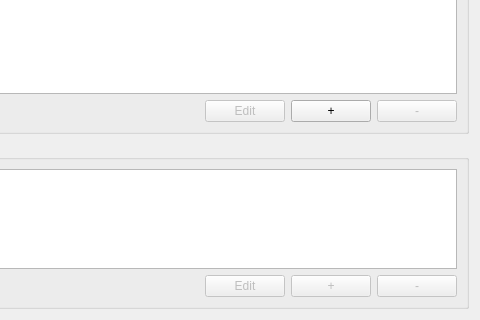
First picture: the form in lib/LBDatabase/src/lbdatabaseexporter/src/mainwindow/views/entitytypeview.ui, repository lbproductions/ProjectStatsMigration, before the edit; both pictures show x 215 to 695 and y 353 to 673 of the 695 by 673 pixel window.
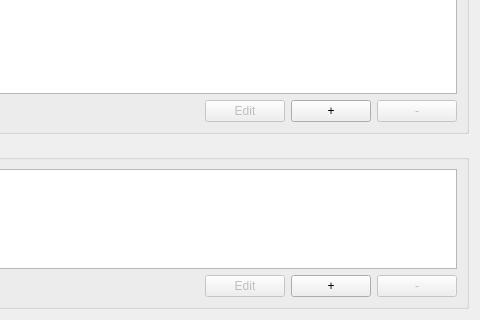
Second picture: the form after the edit.

Diff of the .ui file:
```diff
--- a/lib/LBDatabase/src/lbdatabaseexporter/src/mainwindow/views/entitytypeview.ui
+++ b/lib/LBDatabase/src/lbdatabaseexporter/src/mainwindow/views/entitytypeview.ui
@@ -253,7 +253,7 @@
         <item>
          <widget class="QPushButton" name="pushButtonAddRelation">
           <property name="enabled">
-           <bool>false</bool>
+           <bool>true</bool>
           </property>
           <property name="text">
            <string>+</string>
```
